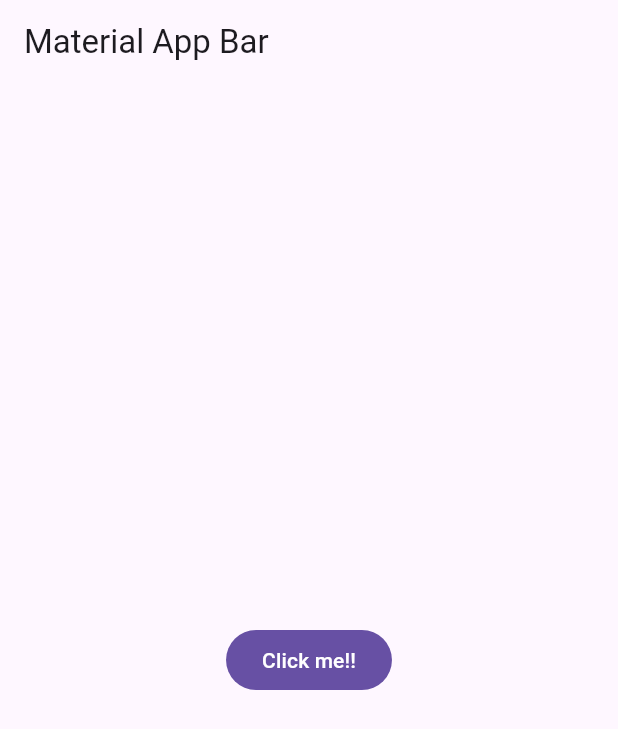
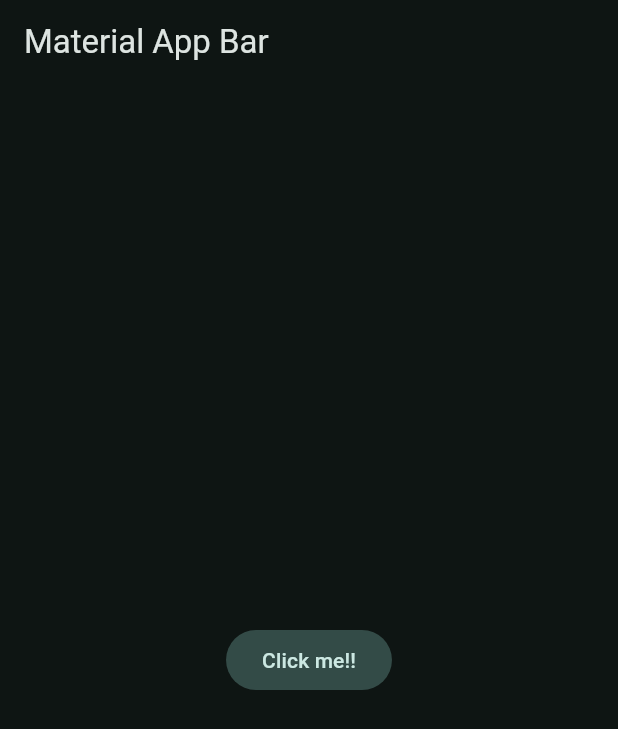
Before and after one commit to dabojimenez/curso_flutter, a Flutter app: the screen it shows after launch, on a phone screen of 412 x 824 dp. Shown: the top 729 px of the screen. Run offline on Flutter 3.47's test engine with Material 3 defaults, Android fonts, the phone set to English and light mode, and no system bars.

Commit message:
Estilo global para la aplicación

```diff
--- /dev/null
+++ b/yes_no_app/lib/config/theme/app_theme.dart
@@ -0,0 +1,30 @@
+import 'package:flutter/material.dart';
+
+const Color _customColor = Color(0xFF712EDD);
+const List<Color> _colorThemes = [
+  _customColor,
+  Colors.red,
+  Colors.teal,
+  Colors.blue,
+  Colors.yellow,
+  Colors.pink,
+];
+
+class AppTheme {
+
+  final int selectedColor;
+
+  AppTheme({
+    this.selectedColor = 0
+  })
+    :assert(selectedColor >= 0 && selectedColor < _colorThemes.length, 'Colors must be between 0 and ${_colorThemes.length}')
+  ;
+
+  ThemeData theme(){
+    return ThemeData(
+      useMaterial3: true,
+      colorSchemeSeed: _colorThemes[selectedColor],
+      brightness: Brightness.dark,
+    );
+  }
+}
--- a/yes_no_app/lib/main.dart
+++ b/yes_no_app/lib/main.dart
@@ -1,19 +1,24 @@
 import 'package:flutter/material.dart';
+import 'package:yes_no_app/config/theme/app_theme.dart';
 
 void main() => runApp(MyApp());
 
 class MyApp extends StatelessWidget {
+  const MyApp({super.key});
+
   @override
   Widget build(BuildContext context) {
     return MaterialApp(
       title: 'Yes No App',
       debugShowCheckedModeBanner: false,
+      // theme: // Se refiere a todo A TODOO el tema en general
+      theme: AppTheme(selectedColor: 2).theme(),
       home: Scaffold(
         appBar: AppBar(
           title: Text('Material App Bar'),
         ),
         body: Center(
-          child: FilledButton(
+          child: FilledButton.tonal(
             onPressed: () {},
             child: const Text('Click me!!')
           ),
```
Also changed, not shown: 1 other file.
